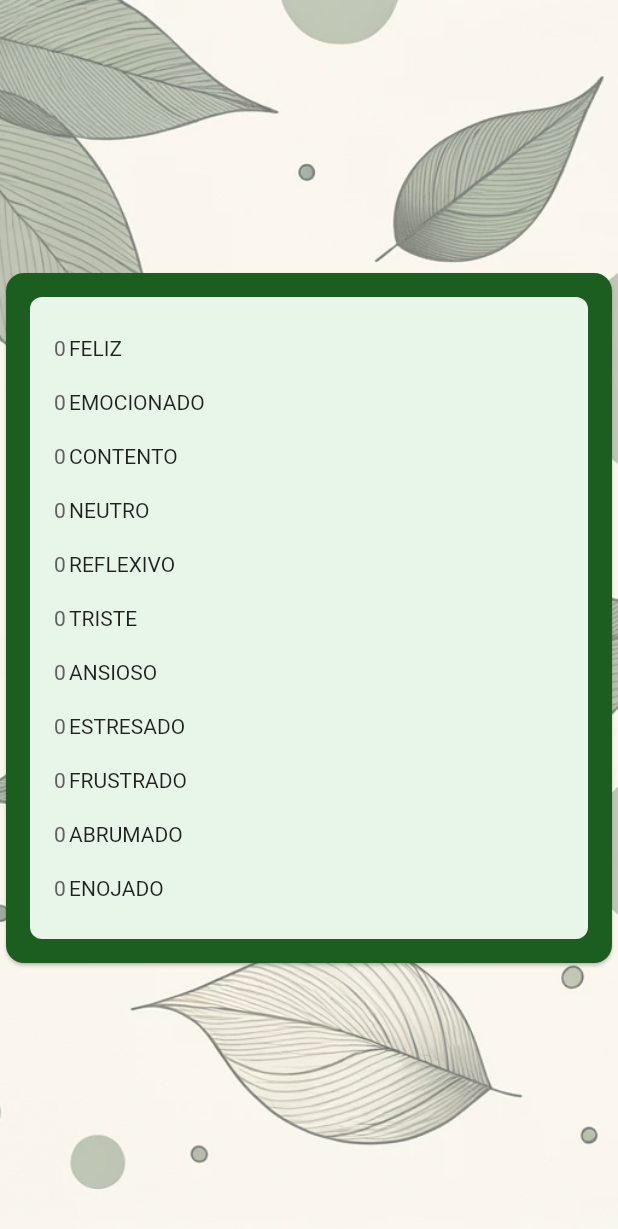
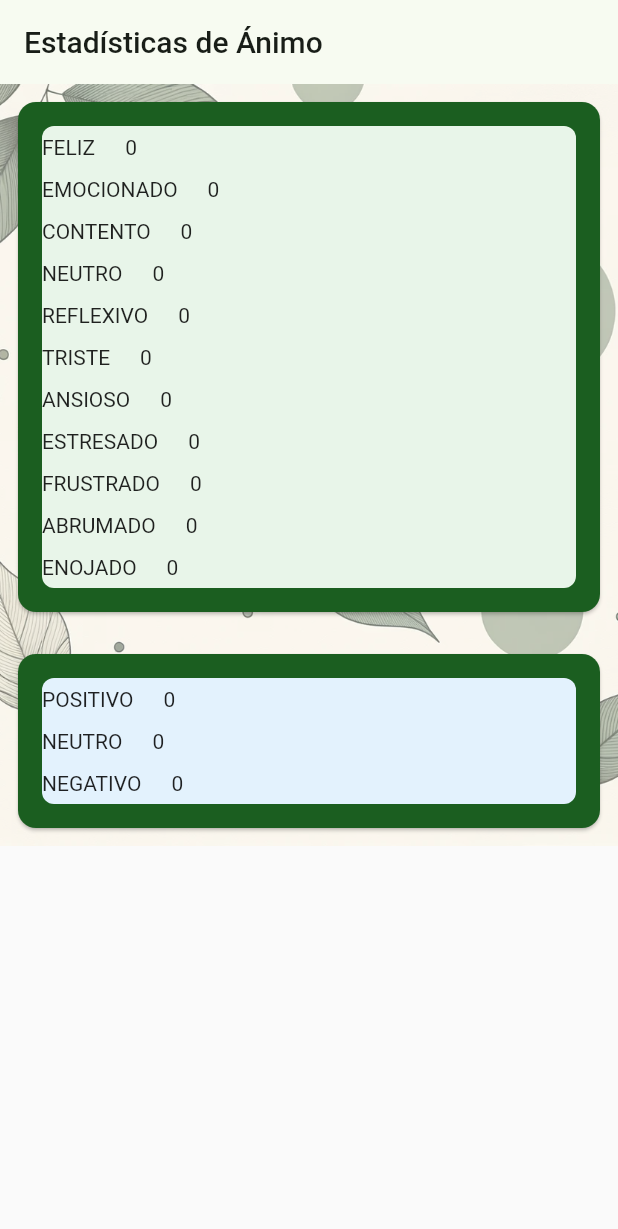
Before and after one commit to sabinelohnerv/Flutter-Mood-Journal, a Flutter app: the StatsScreen screen opened directly, on a phone screen of 412 x 824 dp. Shown: the top 1229 px of the screen. Run offline on Flutter 3.47's test engine with Material 2 defaults, Android fonts, the phone set to English and light mode, and no system bars; our stand-ins replace cloud_firestore, firebase_auth, firebase_core, firebase_storage, flutter_bloc, image_picker; accounts and stored records are empty; network calls fail.

Commit message:
stats by pos,neg and  neutral

```diff
--- a/lib/screens/tab_screens/stats.dart
+++ b/lib/screens/tab_screens/stats.dart
@@ -1,3 +1,4 @@
+
 import 'package:ether_ease/widgets/app_background.dart';
 import 'package:flutter/material.dart';
 import 'package:cloud_firestore/cloud_firestore.dart';
@@ -28,6 +29,27 @@ class _StatsScreenState extends State<StatsScreen> {
     'enojado': 0,
   };
 
+  // Contadores para las categorías de emociones
+  Map<String, int> categoryCounts = {
+    'positivo': 0,
+    'neutro': 0,
+    'negativo': 0,
+  };
+
+  // Mapeo de emociones a categorías
+  Map<String, String> emotionToCategory = {
+    'feliz': 'positivo',
+    'emocionado': 'positivo',
+    'contento': 'positivo',
+    'neutro': 'neutro',
+    'triste': 'negativo',
+    'ansioso': 'negativo',
+    'estresado': 'negativo',
+    'frustrado': 'negativo',
+    'abrumado': 'negativo',
+    'enojado': 'negativo',
+  };
+
   @override
   void initState() {
     super.initState();
@@ -39,87 +61,134 @@ class _StatsScreenState extends State<StatsScreen> {
     final snapshots =
         await _entriesCollection.where('user', isEqualTo: user.uid).get();
 
+    // Resetear los contadores
+    emotionCounts.forEach((key, value) {
+      emotionCounts[key] = 0;
+    });
+    categoryCounts.forEach((key, value) {
+      categoryCounts[key] = 0;
+    });
+
     for (var doc in snapshots.docs) {
       final data = doc.data();
       final emotion = data['emotion'] as String?;
+      if (emotion != null) {
+        emotionCounts[emotion] = (emotionCounts[emotion] ?? 0) + 1;
 
-      if (emotion != null && emotionCounts.containsKey(emotion)) {
-        emotionCounts[emotion] = emotionCounts[emotion]! + 1;
+        // Determinar la categoría de la emoción y actualizar el contador
+        final category = emotionToCategory[emotion];
+        if (category != null) {
+          categoryCounts[category] = (categoryCounts[category] ?? 0) + 1;
         }
       }
+    }
+
     setState(() {});
   }
 
   @override
   Widget build(BuildContext context) {
-    final totalEmotions = emotionCounts.values.reduce((a, b) => a + b);
-    final barColor = Colors.green.shade400;
-    double screenWidth = MediaQuery.of(context).size.width;
-    double maxBarWidth = screenWidth * 0.55;
-    int maxCount = emotionCounts.values.reduce((a, b) => a > b ? a : b);
+    final totalEmotions = emotionCounts.values.fold(0, (prev, count) => prev + count);
+    final screenWidth = MediaQuery.of(context).size.width;
+    final barMaxWidth = screenWidth * 0.75; // El ancho máximo para las barras
+    final Color barColor = Colors.green.shade400; // Color definido para las barras
+    Widget buildStatBar(String label, int count, Color color) {
+      final barWidth = (count / totalEmotions) * barMaxWidth;
+      return Padding(
+        padding: const EdgeInsets.symmetric(vertical: 4.0),
+        child: Row(
+          children: [
+            Text(label.toUpperCase()),
+            const SizedBox(width: 10),
+            Container(
+              height: 20,
+              width: barWidth.isNaN ? 0.0 : barWidth,
+              color: color,
+            ),
+            const SizedBox(width: 10),
+            Text('$count'),
+          ],
+        ),
+      );
+    }
 
-    return Stack(
+    List<Widget> buildCategoryStats() {
+      List<Widget> stats = [];
+      categoryCounts.forEach((category, count) {
+        Color color;
+        switch (category) {
+          case 'positivo':
+            color = Colors.blue;
+            break;
+          case 'neutro':
+            color = Colors.amber;
+            break;
+          case 'negativo':
+            color = Colors.red;
+            break;
+          default:
+            color = Colors.grey;
+        }
+        stats.add(buildStatBar(category, count, color));
+      });
+      return stats;
+    }
+     return Scaffold(
+    appBar: AppBar(
+      title: Text('Estadísticas de Ánimo'),
+    ),
+    body: SingleChildScrollView(
+    child: Stack(
       children: [
         const AppBackground(imagePath: 'assets/images/app_background.png'),
-        Center(
-          child: Card(
+        Padding( // Agregar padding para dar espacio al contenido
+            padding: const EdgeInsets.all(8.0),
+          child: Column(
+            mainAxisAlignment: MainAxisAlignment.center,
+            children: [
+              Card(
                 color: Colors.green.shade900,
                 child: Padding(
-              padding: const EdgeInsets.all(6.0),
+                  padding: const EdgeInsets.all(16.0),
                   child: Container(
-                margin: const EdgeInsets.all(10),
                     width: screenWidth * 0.92,
                     decoration: BoxDecoration(
                       borderRadius: BorderRadius.circular(8),
                       color: Colors.green.shade50,
                     ),
-                child: Padding(
-                  padding: const EdgeInsets.all(16.0),
                     child: Column(
                       crossAxisAlignment: CrossAxisAlignment.start,
-                    mainAxisSize: MainAxisSize.min,
                       children: emotionCounts.entries.map((entry) {
-                      final emotion = entry.key;
-                      final count = entry.value;
-
-                      final barWidth =
-                                    totalEmotions == 0 ? 0 : (count / maxCount) * maxBarWidth;
-
-                      return Padding(
-                        padding: const EdgeInsets.symmetric(vertical: 8.0),
-                        child: Row(
-                          mainAxisAlignment: MainAxisAlignment.start,
-                          children: [
-                            Container(
-                              height: 20,
-                              width: barWidth.toDouble(),
-                              color: barColor,
-                              child: Align(
-                                alignment: Alignment.centerRight,
-                                child: Padding(
-                                  padding: const EdgeInsets.only(right: 4.0),
-                                  child: Text(
-                                    entry.value.toString(),
-                                    style: TextStyle(color: Colors.grey.shade700),
-                                  ),
-                                ),
-                              ),
-                            ),
-                            const SizedBox(
-                              width: 10,
-                            ),
-                            Text(emotion.toUpperCase()),
-                          ],
-                        ),
-                      );
+                        return buildStatBar(entry.key, entry.value, barColor);
                       }).toList(),
                     ),
                   ),
                 ),
               ),
+              SizedBox(height: 20), // Espacio entre las tarjetas
+              Card(
+                color: Colors.green.shade900,
+                child: Padding(
+                  padding: const EdgeInsets.all(16.0),
+                  child: Container(
+                    width: screenWidth * 0.92,
+                    decoration: BoxDecoration(
+                      borderRadius: BorderRadius.circular(8),
+                      color: Colors.blue.shade50,
+                    ),
+                    child: Column(
+                      crossAxisAlignment: CrossAxisAlignment.start,
+                      children: buildCategoryStats(),
+                      ),
+                    ),
                   ),
                 ),
               ],
+            ),
+          ),
+        ],
+      )
+     )
    );
   }
 }
```
Lines whose indentation alone changed are shown as unchanged.
